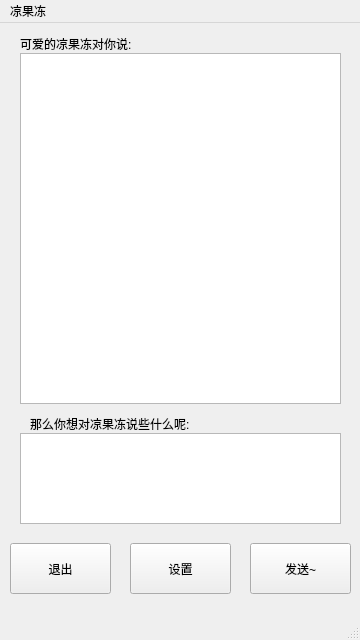
Before: the Qt Designer form 0_1_6/mainwindow.ui in Fydui/AI-L-jelly, drawn with Qt 5.
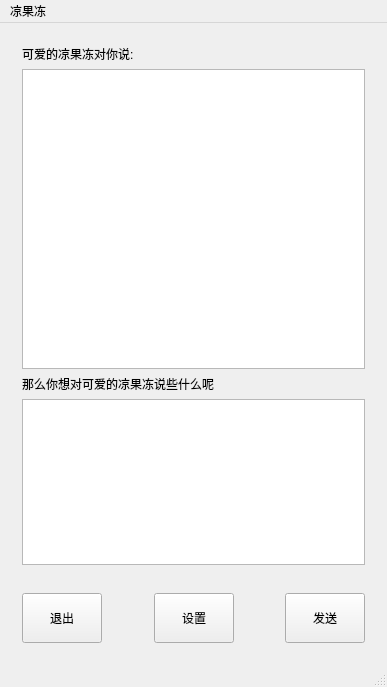
After: the same form once the commit is applied. Icons and pictures are not drawn.

Commit message: 更新UI 响应式布局

Patch:
```diff
--- a/0_1_6/mainwindow.ui
+++ b/0_1_6/mainwindow.ui
@@ -6,16 +6,22 @@
    <rect>
     <x>0</x>
     <y>0</y>
-    <width>360</width>
-    <height>640</height>
+    <width>387</width>
+    <height>687</height>
    </rect>
   </property>
   <property name="sizePolicy">
-   <sizepolicy hsizetype="Fixed" vsizetype="Fixed">
+   <sizepolicy hsizetype="Preferred" vsizetype="Preferred">
     <horstretch>0</horstretch>
     <verstretch>0</verstretch>
    </sizepolicy>
   </property>
+  <property name="minimumSize">
+   <size>
+    <width>240</width>
+    <height>320</height>
+   </size>
+  </property>
   <property name="mouseTracking">
    <bool>false</bool>
   </property>
@@ -30,131 +36,164 @@
    <string notr="true"/>
   </property>
   <widget class="QWidget" name="centralWidget">
-   <widget class="QPushButton" name="pushButton">
-    <property name="geometry">
-     <rect>
-      <x>250</x>
-      <y>520</y>
-      <width>101</width>
-      <height>51</height>
-     </rect>
-    </property>
-    <property name="sizePolicy">
-     <sizepolicy hsizetype="Expanding" vsizetype="Expanding">
-      <horstretch>0</horstretch>
-      <verstretch>0</verstretch>
-     </sizepolicy>
-    </property>
-    <property name="text">
-     <string>发送~</string>
-    </property>
-   </widget>
-   <widget class="QPushButton" name="pushButton_2">
-    <property name="geometry">
-     <rect>
-      <x>10</x>
-      <y>520</y>
-      <width>101</width>
-      <height>51</height>
-     </rect>
-    </property>
-    <property name="sizePolicy">
-     <sizepolicy hsizetype="Expanding" vsizetype="Expanding">
-      <horstretch>0</horstretch>
-      <verstretch>0</verstretch>
-     </sizepolicy>
-    </property>
-    <property name="text">
-     <string>退出</string>
-    </property>
-   </widget>
-   <widget class="QPushButton" name="pushButton_3">
-    <property name="geometry">
-     <rect>
-      <x>130</x>
-      <y>520</y>
-      <width>101</width>
-      <height>51</height>
-     </rect>
-    </property>
-    <property name="sizePolicy">
-     <sizepolicy hsizetype="Expanding" vsizetype="Expanding">
-      <horstretch>0</horstretch>
-      <verstretch>0</verstretch>
-     </sizepolicy>
-    </property>
-    <property name="text">
-     <string>设置</string>
-    </property>
-   </widget>
-   <widget class="QLabel" name="label">
-    <property name="geometry">
-     <rect>
-      <x>30</x>
-      <y>390</y>
-      <width>231</width>
-      <height>21</height>
-     </rect>
-    </property>
-    <property name="styleSheet">
-     <string notr="true">font: 12pt &quot;Adobe Arabic&quot;;</string>
-    </property>
-    <property name="text">
-     <string>那么你想对凉果冻说些什么呢:</string>
-    </property>
-   </widget>
-   <widget class="QLabel" name="label_2">
-    <property name="geometry">
-     <rect>
-      <x>20</x>
-      <y>10</y>
-      <width>161</width>
-      <height>21</height>
-     </rect>
-    </property>
-    <property name="styleSheet">
-     <string notr="true">font: 12pt &quot;Adobe Arabic&quot;;</string>
-    </property>
-    <property name="text">
-     <string>可爱的凉果冻对你说:</string>
-    </property>
-   </widget>
-   <widget class="QTextBrowser" name="textBrowser">
-    <property name="geometry">
-     <rect>
-      <x>20</x>
-      <y>30</y>
-      <width>321</width>
-      <height>351</height>
-     </rect>
-    </property>
-    <property name="styleSheet">
-     <string notr="true">color: rgb(165, 170, 111);
-font: 11pt &quot;Adobe Arabic&quot;;</string>
-    </property>
-    <property name="html">
-     <string>&lt;!DOCTYPE HTML PUBLIC &quot;-//W3C//DTD HTML 4.0//EN&quot; &quot;http://www.w3.org/TR/REC-html40/strict.dtd&quot;&gt;
-&lt;html&gt;&lt;head&gt;&lt;meta name=&quot;qrichtext&quot; content=&quot;1&quot; /&gt;&lt;style type=&quot;text/css&quot;&gt;
-p, li { white-space: pre-wrap; }
-&lt;/style&gt;&lt;/head&gt;&lt;body style=&quot; font-family:'Adobe Arabic'; font-size:11pt; font-weight:400; font-style:normal;&quot;&gt;
-&lt;p style=&quot;-qt-paragraph-type:empty; margin-top:0px; margin-bottom:0px; margin-left:0px; margin-right:0px; -qt-block-indent:0; text-indent:0px; font-family:'SimSun'; font-size:9pt;&quot;&gt;&lt;br /&gt;&lt;/p&gt;&lt;/body&gt;&lt;/html&gt;</string>
-    </property>
-   </widget>
-   <widget class="QTextEdit" name="textEdit">
-    <property name="geometry">
-     <rect>
-      <x>20</x>
-      <y>410</y>
-      <width>321</width>
-      <height>91</height>
-     </rect>
-    </property>
-    <property name="styleSheet">
-     <string notr="true">color: rgb(170, 56, 72);
-color: rgb(153, 170, 99);
-font: 11pt &quot;Adobe Arabic&quot;;</string>
-    </property>
-   </widget>
+   <layout class="QVBoxLayout" name="verticalLayout_2">
+    <item>
+     <layout class="QVBoxLayout" name="verticalLayout">
+      <item>
+       <widget class="QWidget" name="widget" native="true">
+        <layout class="QVBoxLayout" name="verticalLayout_3">
+         <item>
+          <layout class="QVBoxLayout" name="verticalLayout_4">
+           <item>
+            <widget class="QLabel" name="label">
+             <property name="styleSheet">
+              <string notr="true">font: 12pt &quot;Adobe Arabic&quot;;</string>
+             </property>
+             <property name="text">
+              <string>可爱的凉果冻对你说:</string>
+             </property>
+            </widget>
+           </item>
+           <item>
+            <widget class="QTextBrowser" name="textBrowser">
+             <property name="sizePolicy">
+              <sizepolicy hsizetype="Preferred" vsizetype="Preferred">
+               <horstretch>0</horstretch>
+               <verstretch>70</verstretch>
+              </sizepolicy>
+             </property>
+             <property name="minimumSize">
+              <size>
+               <width>0</width>
+               <height>300</height>
+              </size>
+             </property>
+             <property name="styleSheet">
+              <string notr="true">font: 12pt &quot;微软雅黑&quot;;
+color: rgb(170, 170, 127);
+</string>
+             </property>
+            </widget>
+           </item>
+           <item>
+            <widget class="QLabel" name="label_2">
+             <property name="styleSheet">
+              <string notr="true">font: 12pt &quot;Adobe Arabic&quot;;</string>
+             </property>
+             <property name="text">
+              <string>那么你想对可爱的凉果冻说些什么呢</string>
+             </property>
+            </widget>
+           </item>
+           <item>
+            <widget class="QTextEdit" name="textEdit">
+             <property name="sizePolicy">
+              <sizepolicy hsizetype="Preferred" vsizetype="Preferred">
+               <horstretch>0</horstretch>
+               <verstretch>0</verstretch>
+              </sizepolicy>
+             </property>
+             <property name="maximumSize">
+              <size>
+               <width>16777215</width>
+               <height>16777215</height>
+              </size>
+             </property>
+             <property name="styleSheet">
+              <string notr="true">font: 12pt &quot;Adobe Arabic&quot;;
+color: rgb(170, 170, 127);</string>
+             </property>
+            </widget>
+           </item>
+          </layout>
+         </item>
+        </layout>
+       </widget>
+      </item>
+      <item>
+       <widget class="QWidget" name="widget_2" native="true">
+        <layout class="QHBoxLayout" name="horizontalLayout_2">
+         <item>
+          <layout class="QHBoxLayout" name="horizontalLayout">
+           <item>
+            <widget class="QPushButton" name="pushButton_2">
+             <property name="sizePolicy">
+              <sizepolicy hsizetype="Preferred" vsizetype="Preferred">
+               <horstretch>0</horstretch>
+               <verstretch>0</verstretch>
+              </sizepolicy>
+             </property>
+             <property name="minimumSize">
+              <size>
+               <width>70</width>
+               <height>50</height>
+              </size>
+             </property>
+             <property name="text">
+              <string>退出</string>
+             </property>
+            </widget>
+           </item>
+           <item>
+            <widget class="QLabel" name="label_3">
+             <property name="text">
+              <string/>
+             </property>
+            </widget>
+           </item>
+           <item>
+            <widget class="QPushButton" name="pushButton_3">
+             <property name="sizePolicy">
+              <sizepolicy hsizetype="Preferred" vsizetype="Preferred">
+               <horstretch>0</horstretch>
+               <verstretch>0</verstretch>
+              </sizepolicy>
+             </property>
+             <property name="minimumSize">
+              <size>
+               <width>70</width>
+               <height>50</height>
+              </size>
+             </property>
+             <property name="text">
+              <string>设置</string>
+             </property>
+            </widget>
+           </item>
+           <item>
+            <widget class="QLabel" name="label_4">
+             <property name="text">
+              <string/>
+             </property>
+            </widget>
+           </item>
+           <item>
+            <widget class="QPushButton" name="pushButton">
+             <property name="sizePolicy">
+              <sizepolicy hsizetype="Preferred" vsizetype="Preferred">
+               <horstretch>0</horstretch>
+               <verstretch>0</verstretch>
+              </sizepolicy>
+             </property>
+             <property name="minimumSize">
+              <size>
+               <width>70</width>
+               <height>50</height>
+              </size>
+             </property>
+             <property name="text">
+              <string>发送</string>
+             </property>
+            </widget>
+           </item>
+          </layout>
+         </item>
+        </layout>
+       </widget>
+      </item>
+     </layout>
+    </item>
+   </layout>
   </widget>
   <widget class="QStatusBar" name="statusBar"/>
   <widget class="QMenuBar" name="menuBar">
@@ -162,7 +201,7 @@
     <rect>
      <x>0</x>
      <y>0</y>
-     <width>360</width>
+     <width>387</width>
      <height>22</height>
     </rect>
    </property>
```
The commit also changes 6 other files.
